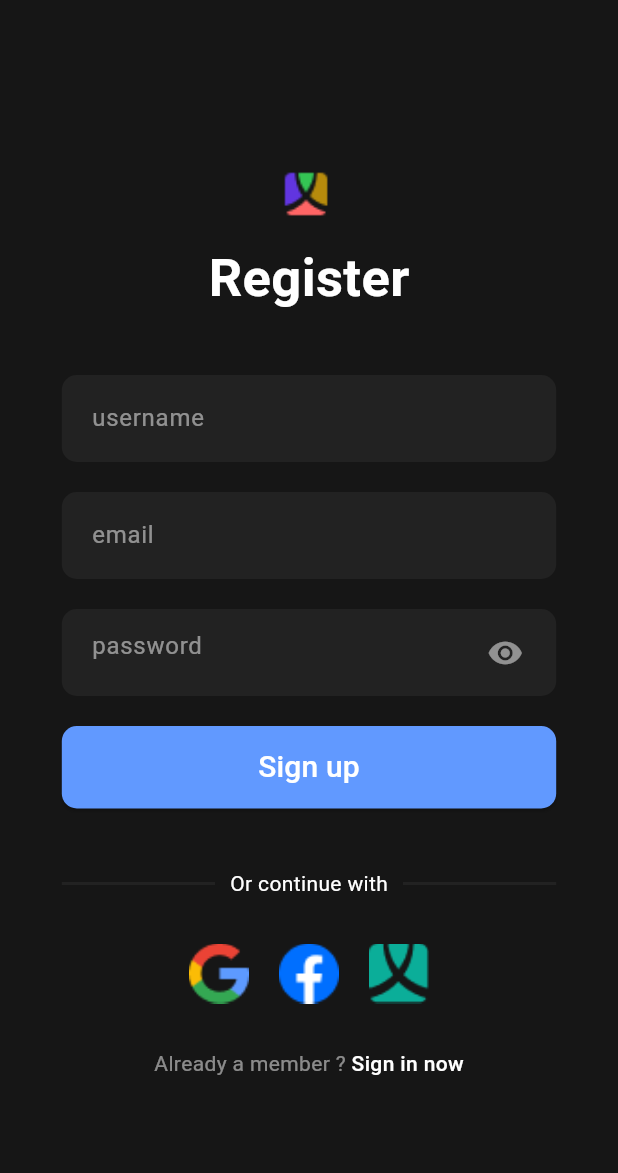
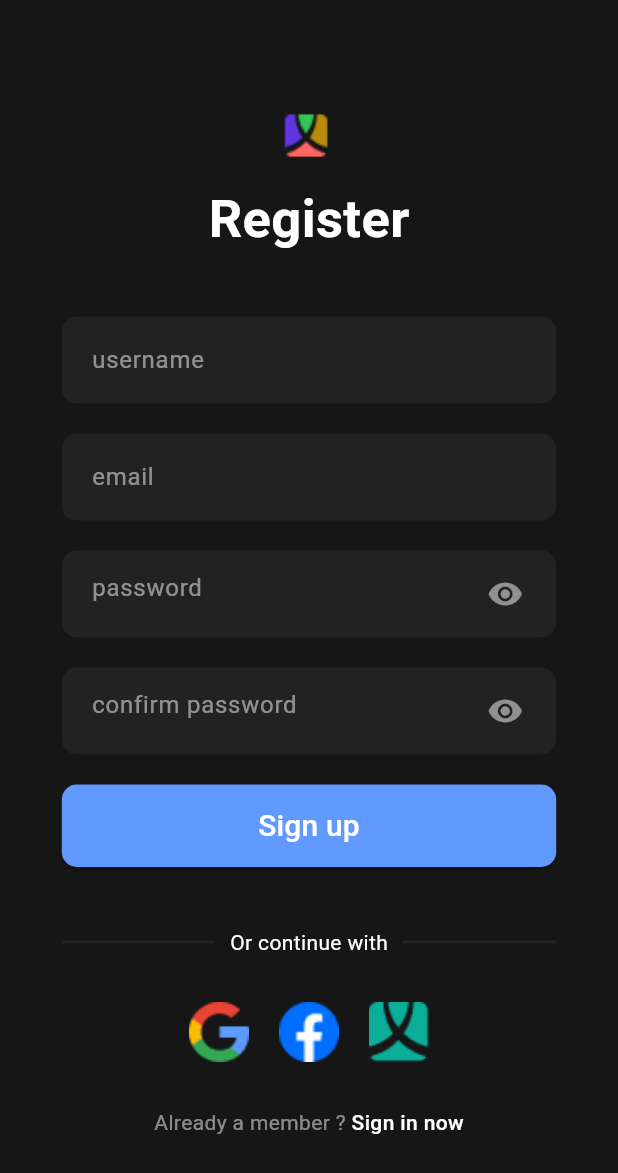
Before and after one commit to mexzzy/break_arcade, a Flutter app: the SignUpScreen screen opened directly, on a phone screen of 412 x 824 dp. Shown: the top 1173 px of the screen. Run offline on Flutter 3.47's test engine with Material 3 defaults, Android fonts, the phone set to English and light mode, and no system bars; our stand-ins replace get.

Commit message:
minor update

```diff
--- a/lib/auth/components/inputs.dart
+++ b/lib/auth/components/inputs.dart
@@ -3,7 +3,7 @@ import 'package:flutter/material.dart';
 import 'package:flutter/services.dart';
 
 class Input extends StatelessWidget {
-  const Input({Key? key}) : super(key: key);
+  const Input({Key? key});
 
   @override
   Widget build(BuildContext context) {
--- a/lib/auth/email_verify.dart
+++ b/lib/auth/email_verify.dart
@@ -1,3 +1,5 @@
+// ignore_for_file: library_private_types_in_public_api
+
 import 'package:break_arcade/auth/components/button.dart';
 import 'package:break_arcade/auth/components/inputs.dart';
 import 'package:break_arcade/constants/app_colors.dart';
--- a/lib/auth/signUp.dart
+++ b/lib/auth/signUp.dart
@@ -14,7 +14,8 @@ class SignUpScreen extends StatefulWidget {
 }
 
 class _SignUpScreenState extends State<SignUpScreen> {
-  bool _obscureText = true;
+  bool _obscurePasswordText = true;
+  bool _obscureConfirmPasswordText = true;
 
   @override
   Widget build(BuildContext context) {
@@ -111,7 +112,7 @@ class _SignUpScreenState extends State<SignUpScreen> {
                     ),
                   ),
                   child: TextFormField(
-                    obscureText: _obscureText,
+                    obscureText: _obscurePasswordText,
                     style: const TextStyle(color: AppColors.white),
                     decoration: InputDecoration(
                       hintText: 'password',
@@ -121,14 +122,55 @@ class _SignUpScreenState extends State<SignUpScreen> {
                       border: InputBorder.none,
                       suffixIcon: IconButton(
                         icon: Icon(
-                          _obscureText
+                          _obscurePasswordText
                               ? Icons.visibility
                               : Icons.visibility_off,
                           color: AppColors.grayText,
                         ),
                         onPressed: () {
                           setState(() {
-                            _obscureText = !_obscureText;
+                            _obscurePasswordText = !_obscurePasswordText;
+                          });
+                        },
+                      ),
+                    ),
+                  ),
+                ),
+                const SizedBox(height: 20),
+                Container(
+                  width: 0.8 * MediaQuery.of(context).size.width,
+                  padding: const EdgeInsets.only(
+                    top: 5,
+                    right: 10,
+                    left: 20,
+                    bottom: 5,
+                  ),
+                  decoration: const BoxDecoration(
+                    color: AppColors.inputBg,
+                    borderRadius: BorderRadius.all(
+                      Radius.circular(10),
+                    ),
+                  ),
+                  child: TextFormField(
+                    obscureText: _obscureConfirmPasswordText,
+                    style: const TextStyle(color: AppColors.white),
+                    decoration: InputDecoration(
+                      hintText: 'confirm password',
+                      hintStyle: const TextStyle(
+                        color: AppColors.grayText,
+                      ),
+                      border: InputBorder.none,
+                      suffixIcon: IconButton(
+                        icon: Icon(
+                          _obscureConfirmPasswordText
+                              ? Icons.visibility
+                              : Icons.visibility_off,
+                          color: AppColors.grayText,
+                        ),
+                        onPressed: () {
+                          setState(() {
+                            _obscureConfirmPasswordText =
+                                !_obscureConfirmPasswordText;
                           });
                         },
                       ),
--- a/pubspec.yaml
+++ b/pubspec.yaml
@@ -46,8 +46,8 @@ dev_dependencies:
   # activated in the `analysis_options.yaml` file located at the root of your
   # package. See that file for information about deactivating specific lint
   # rules and activating additional ones.
-  flutter_lints: ^2.0.0
-  get:
+  flutter_lints: ^3.0.1
+  get: ^4.1.4
 
 # For information on the generic Dart part of this file, see the
 # following page: https://dart.dev/tools/pub/pubspec
```
Also changed, not shown: lib/components/frosted_glass.dart (+4 -4 lines), lib/screens/home.dart (+32 -13 lines), pubspec.lock.
